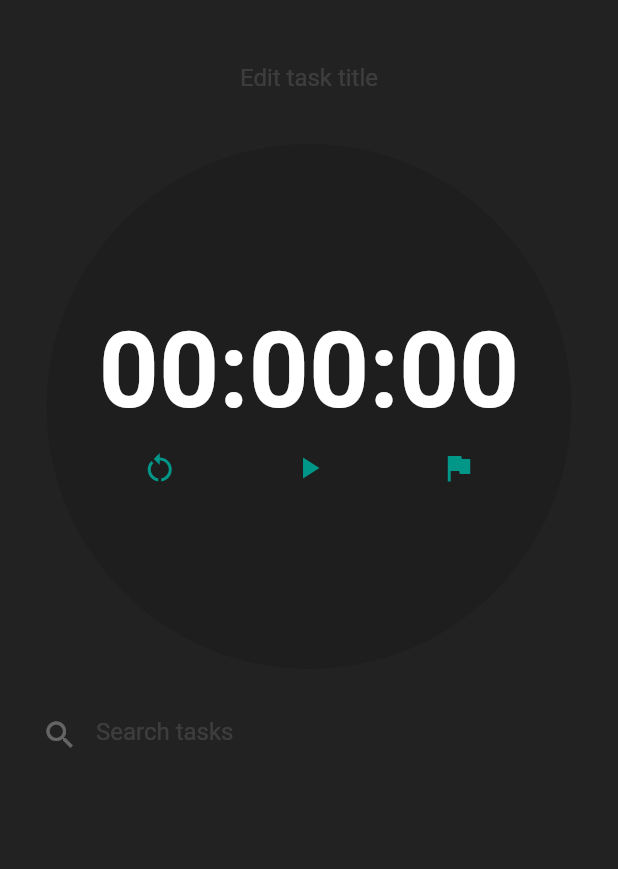
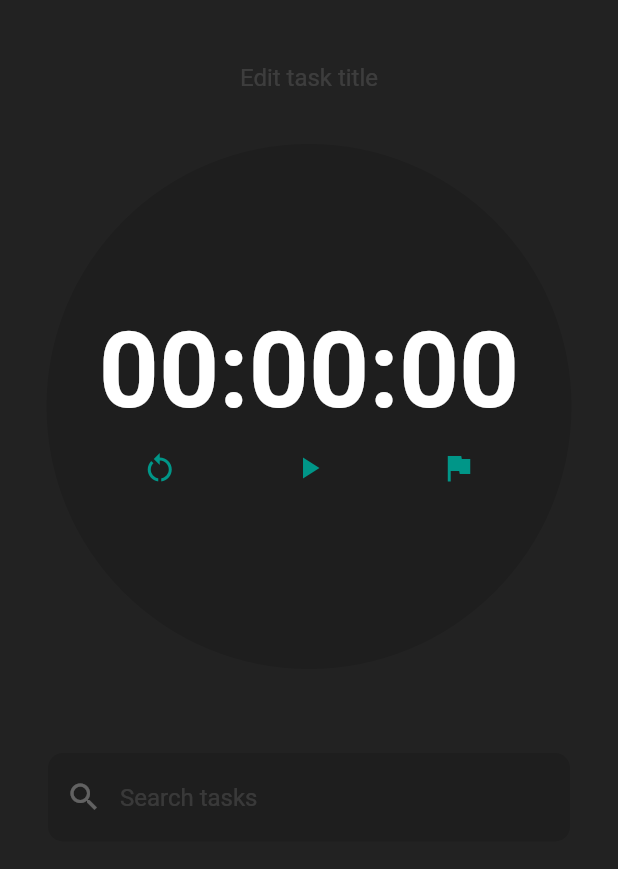
Before and after one commit to jentaruno/taskwatch, a Flutter app: the screen it shows after launch, on a phone screen of 412 x 824 dp, the part 66-935 px from its top. Run offline on Flutter 3.47's test engine with Material 2 defaults, Android fonts, the phone set to English and light mode, and no system bars; our stand-ins replace sqflite; accounts and stored records are empty.

Commit message:
Minor UI improvements

```diff
--- a/lib/main.dart
+++ b/lib/main.dart
@@ -74,7 +74,7 @@ class _HomeAppState extends State<HomeApp> {
               children: [
                 Stopwatch(onAddTime: callback),
                 const SizedBox(
-                  height: 20.0,
+                  height: 40.0,
                 ),
                 TimeGrid(
                   taskList: taskList,
--- a/lib/taskview.dart
+++ b/lib/taskview.dart
@@ -74,7 +74,7 @@ class _TaskScreenState extends State<TaskScreen> {
                             widget.task.getDate(index),
                             style: const TextStyle(
                               fontSize: 20,
-                              color: Colors.white,
+                              color: Colors.white12,
                             ),
                           )
                         ]));
--- a/lib/timegrid.dart
+++ b/lib/timegrid.dart
@@ -5,7 +5,7 @@ import 'tasks.dart';
 class TimeGrid extends StatefulWidget {
   final TaskList taskList;
 
-  TimeGrid({Key? key, required this.taskList}) : super(key: key);
+  const TimeGrid({Key? key, required this.taskList}) : super(key: key);
 
   @override
   State<TimeGrid> createState() => _TimeGridState();
@@ -30,17 +30,23 @@ class _TimeGridState extends State<TimeGrid> {
     itemsList = widget.taskList.getTasks().map((e) => e.getName()).toList();
 
     return Column(children: [
-      TextField(
+      Padding(
+        padding: EdgeInsets.all(16.0),
+          child: TextField(
         controller: _searchQuery,
         focusNode: _textFocusNode,
         cursorColor: Colors.white,
-        decoration: const InputDecoration(
+        decoration: InputDecoration(
             prefixIcon: Icon(Icons.search),
             prefixIconColor: Colors.white30,
             hintText: "Search tasks",
             hintStyle: TextStyle(color: Colors.white12),
-            fillColor: Colors.white,
-            border: InputBorder.none),
+            filled: true,
+            fillColor: Colors.black12,
+            border: OutlineInputBorder(
+              borderRadius: BorderRadius.circular(10.0),
+              borderSide: BorderSide.none,
+            )),
         onChanged: (value) {
           setState(() {
             itemsListSearch = itemsList
@@ -50,7 +56,7 @@ class _TimeGridState extends State<TimeGrid> {
             if (_searchQuery.text.isNotEmpty && itemsListSearch.isEmpty) {}
           });
         },
-      ),
+      )),
       _searchQuery.text.isNotEmpty && itemsListSearch.isEmpty
           ? const Text("No results found")
           : GridView.builder(
```
